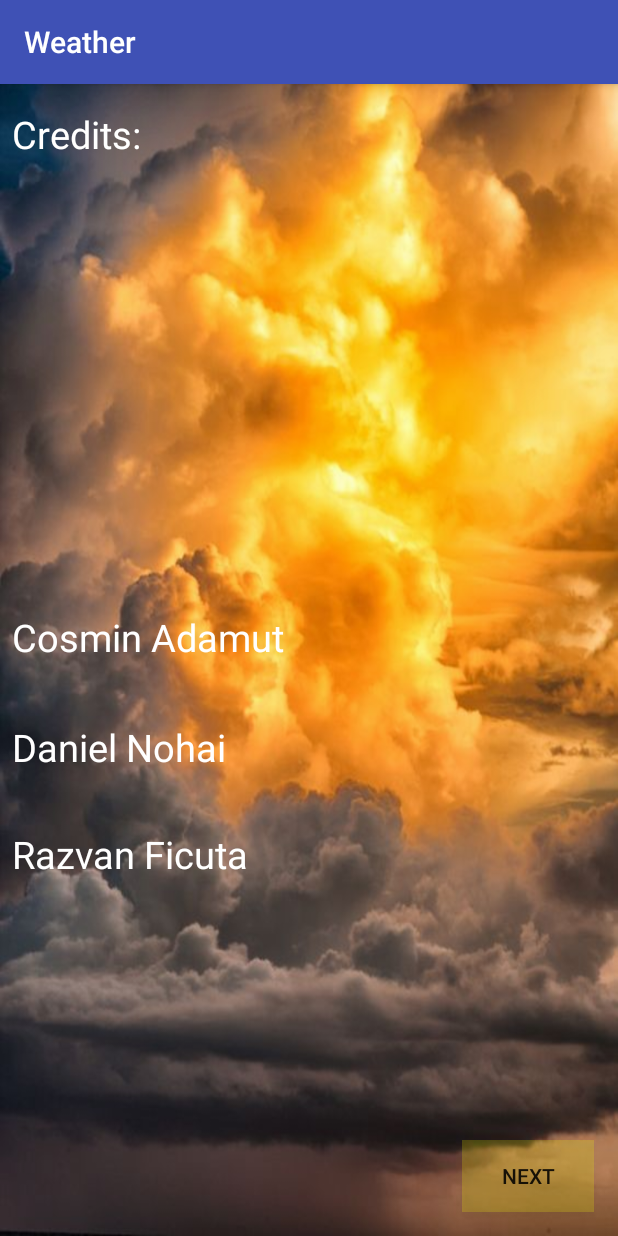
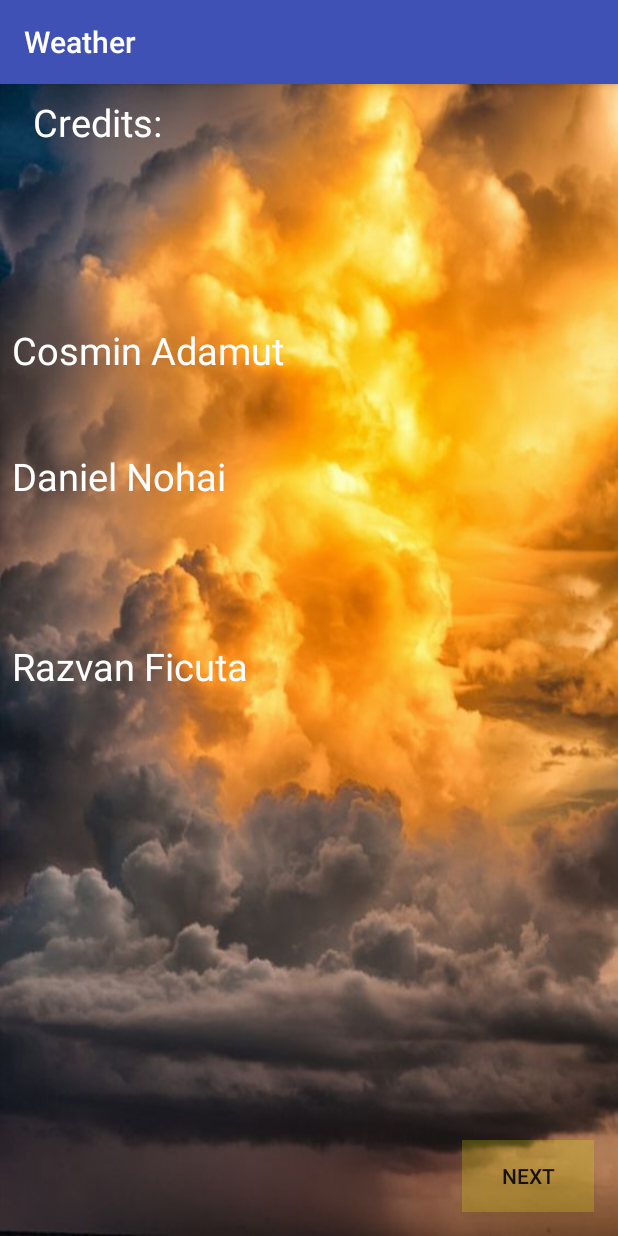
Before and after one commit to adamut/Weather, an Android app: the Credits screen opened directly, with no data from a screen before it, on a phone screen of 412 x 824 dp. Run offline under Robolectric (Android 15) with nearby library versions, the light colour scheme and no system bars.

Commit message:
23maitest

```diff
--- a/app/src/main/res/layout/activity_credits.xml
+++ b/app/src/main/res/layout/activity_credits.xml
@@ -15,53 +15,54 @@
             android:id="@+id/textView1"
             android:layout_width="368dp"
             android:layout_height="60dp"
-            android:layout_marginBottom="8dp"
-            android:layout_marginLeft="8dp"
-            android:layout_marginRight="8dp"
             android:layout_marginStart="8dp"
-            android:layout_marginTop="16dp"
             android:text="Credits:"
             android:textColor="@android:color/white"
             android:textSize="25sp"
-            app:layout_constraintBottom_toTopOf="@+id/textView2"
-            app:layout_constraintHorizontal_bias="0.0"
+            tools:ignore="HardcodedText"
+            android:layout_marginEnd="8dp"
+            app:layout_constraintTop_toTopOf="parent"
+            android:layout_marginTop="8dp"
+            android:layout_marginLeft="8dp"
             app:layout_constraintLeft_toLeftOf="parent"
-            app:layout_constraintRight_toRightOf="parent"
-            app:layout_constraintTop_toTopOf="parent"
-            app:layout_constraintVertical_bias="0.0"
-            tools:ignore="HardcodedText" />
+            android:layout_marginRight="8dp"
+            app:layout_constraintRight_toRightOf="parent" />
 
         <TextView
             android:id="@+id/textView2"
             android:layout_width="368dp"
             android:layout_height="60dp"
-            android:layout_marginBottom="13dp"
             android:text="Cosmin Adamut"
             android:textColor="@android:color/white"
             android:textSize="25sp"
-            app:layout_constraintBottom_toTopOf="@+id/textView3"
+            tools:ignore="HardcodedText"
+            android:layout_marginStart="8dp"
+            android:layout_marginEnd="8dp"
+            android:layout_marginLeft="8dp"
+            app:layout_constraintLeft_toLeftOf="parent"
+            android:layout_marginRight="8dp"
+            app:layout_constraintRight_toRightOf="parent"
+            app:layout_constraintHorizontal_bias="0.0"
+            android:layout_marginTop="92dp"
+            app:layout_constraintTop_toBottomOf="@+id/textView1" />
+
+        <TextView
+            android:id="@+id/textView3"
+            android:layout_width="368dp"
+            android:layout_height="60dp"
+            android:text="Daniel Nohai"
+            android:textColor="@android:color/white"
+            android:textSize="25sp"
             tools:ignore="HardcodedText"
             android:layout_marginRight="8dp"
             app:layout_constraintRight_toRightOf="parent"
             android:layout_marginLeft="8dp"
             app:layout_constraintLeft_toLeftOf="parent"
-            app:layout_constraintHorizontal_bias="0.0" />
-
-        <TextView
-            android:id="@+id/textView3"
-            android:layout_width="368dp"
-            android:layout_height="60dp"
-            android:layout_marginBottom="11dp"
-            android:text="Daniel Nohai"
-            android:textColor="@android:color/white"
-            android:textSize="25sp"
-            app:layout_constraintBottom_toTopOf="@+id/textView4"
-            tools:ignore="HardcodedText"
-            android:layout_marginRight="8dp"
-            app:layout_constraintRight_toRightOf="parent"
-            android:layout_marginLeft="8dp"
-            app:layout_constraintLeft_toLeftOf="parent"
-            app:layout_constraintHorizontal_bias="0.0" />
+            app:layout_constraintHorizontal_bias="0.0"
+            android:layout_marginStart="8dp"
+            android:layout_marginEnd="8dp"
+            android:layout_marginTop="24dp"
+            app:layout_constraintTop_toBottomOf="@+id/textView2" />
 
         <TextView
             android:id="@+id/textView4"
@@ -71,13 +72,18 @@
             android:textColor="@android:color/white"
             android:textSize="25sp"
             tools:ignore="HardcodedText"
+            android:layout_marginStart="8dp"
+            android:layout_marginEnd="8dp"
+            android:layout_marginTop="8dp"
+            app:layout_constraintTop_toBottomOf="@+id/textView3"
+            android:layout_marginLeft="8dp"
+            app:layout_constraintLeft_toLeftOf="parent"
             android:layout_marginRight="8dp"
             app:layout_constraintRight_toRightOf="parent"
-            android:layout_marginLeft="8dp"
-            app:layout_constraintLeft_toLeftOf="parent"
             app:layout_constraintBottom_toBottomOf="parent"
             app:layout_constraintHorizontal_bias="0.0"
-            android:layout_marginBottom="212dp" />
+            android:layout_marginBottom="8dp"
+            app:layout_constraintVertical_bias="0.151" />
 
         <Button
             android:id="@+id/button2"
```
